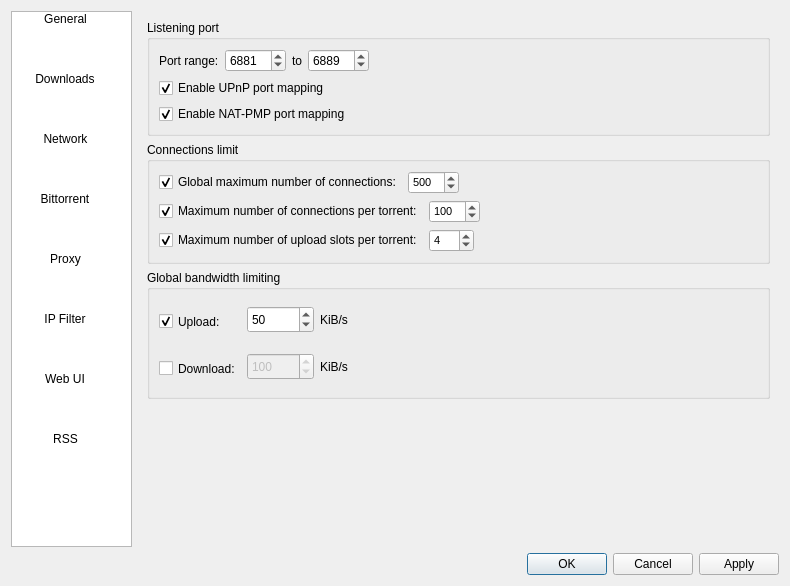
Old version of the form src/options.ui in the repository SysAdminDoc/qBittorrent-Vanced.
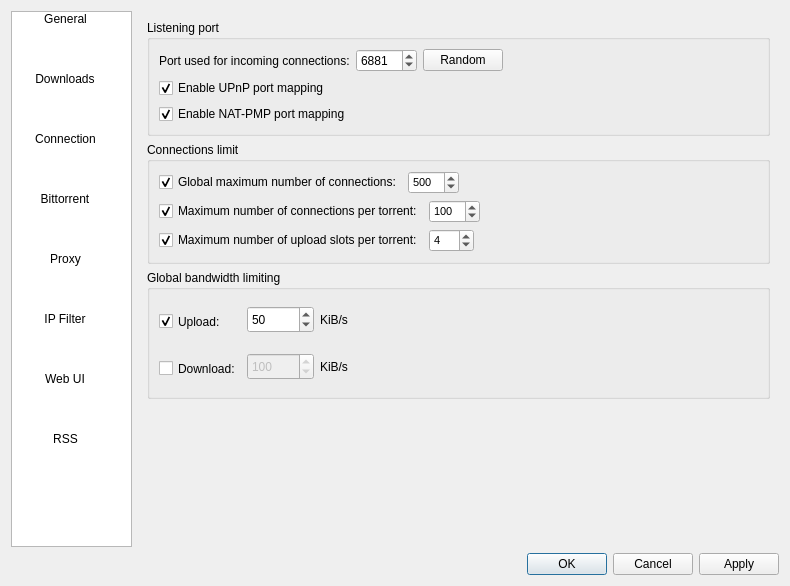
New version of the form. The open tabs and pages were chosen to show the change. Icons and pictures are not drawn.

Commit message: - FEATURE: A random listening port can be chosen automatically

What changed in the file:
```diff
--- a/src/options.ui
+++ b/src/options.ui
@@ -122,7 +122,7 @@
        </item>
        <item>
         <property name="text">
-         <string>Network</string>
+         <string>Connection</string>
         </property>
         <property name="textAlignment">
          <set>AlignHCenter|AlignVCenter|AlignCenter</set>
@@ -1052,7 +1052,7 @@
                   <item>
                    <widget class="QLabel" name="lbl_ports">
                     <property name="text">
-                     <string>Port range:</string>
+                     <string>Port used for incoming connections:</string>
                     </property>
                    </widget>
                   </item>
@@ -1062,7 +1062,7 @@
                      <number>1000</number>
                     </property>
                     <property name="maximum">
-                     <number>65525</number>
+                     <number>65535</number>
                     </property>
                     <property name="value">
                      <number>6881</number>
@@ -1070,25 +1070,9 @@
                    </widget>
                   </item>
                   <item>
-                   <widget class="QLabel" name="to_range">
+                   <widget class="QPushButton" name="randomButton">
                     <property name="text">
-                     <string comment="i.e: 1200 to 1300">to</string>
-                    </property>
-                    <property name="alignment">
-                     <set>Qt::AlignCenter</set>
-                    </property>
-                   </widget>
-                  </item>
-                  <item>
-                   <widget class="QSpinBox" name="spinPortMax">
-                    <property name="minimum">
-                     <number>1000</number>
-                    </property>
-                    <property name="maximum">
-                     <number>65525</number>
-                    </property>
-                    <property name="value">
-                     <number>6889</number>
+                     <string>Random</string>
                     </property>
                    </widget>
                   </item>
```
Left out of the diff: 25 changed lines with no effect on the pictures. The commit also changes 9 other files.
